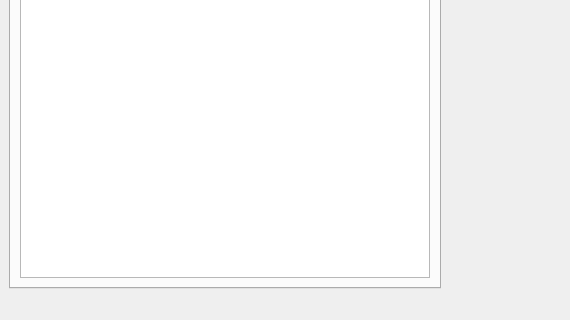
First picture: the form in visbrain/signal/gui/signal_gui.ui, repository EtienneCmb/visbrain, before the edit; both pictures show x 0 to 570 and y 621 to 941 of the 1197 by 941 pixel window.
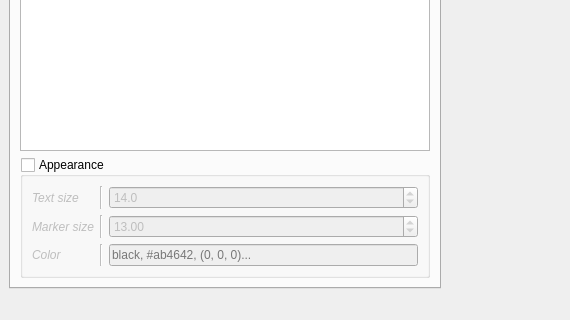
Second picture: the form after the edit. The open tabs and pages were chosen to show the change.

Commit message: improve signal input arguments

The edit to the form file:
```diff
--- a/visbrain/signal/gui/signal_gui.ui
+++ b/visbrain/signal/gui/signal_gui.ui
@@ -2029,6 +2029,114 @@
              </column>
             </widget>
            </item>
+           <item>
+            <widget class="QGroupBox" name="_annot_viz">
+             <property name="title">
+              <string>Appearance</string>
+             </property>
+             <property name="checkable">
+              <bool>true</bool>
+             </property>
+             <property name="checked">
+              <bool>false</bool>
+             </property>
+             <layout class="QGridLayout" name="gridLayout_18">
+              <item row="1" column="1">
+               <widget class="Line" name="line_33">
+                <property name="orientation">
+                 <enum>Qt::Vertical</enum>
+                </property>
+               </widget>
+              </item>
+              <item row="2" column="2">
+               <widget class="QLineEdit" name="_annot_color">
+                <property name="placeholderText">
+                 <string>black, #ab4642, (0, 0, 0)...</string>
+                </property>
+               </widget>
+              </item>
+              <item row="0" column="0">
+               <widget class="QLabel" name="label_35">
+                <property name="font">
+                 <font>
+                  <italic>true</italic>
+                 </font>
+                </property>
+                <property name="text">
+                 <string>Text size</string>
+                </property>
+               </widget>
+              </item>
+              <item row="0" column="2">
+               <widget class="QDoubleSpinBox" name="_annot_txtsz">
+                <property name="decimals">
+                 <number>1</number>
+                </property>
+                <property name="minimum">
+                 <double>1.000000000000000</double>
+                </property>
+                <property name="maximum">
+                 <double>500.000000000000000</double>
+                </property>
+                <property name="value">
+                 <double>14.000000000000000</double>
+                </property>
+               </widget>
+              </item>
+              <item row="2" column="1">
+               <widget class="Line" name="line_35">
+                <property name="orientation">
+                 <enum>Qt::Vertical</enum>
+                </property>
+               </widget>
+              </item>
+              <item row="0" column="1">
+               <widget class="Line" name="line_32">
+                <property name="orientation">
+                 <enum>Qt::Vertical</enum>
+                </property>
+               </widget>
+              </item>
+              <item row="1" column="0">
+               <widget class="QLabel" name="label_38">
+                <property name="font">
+                 <font>
+                  <italic>true</italic>
+                 </font>
+                </property>
+                <property name="text">
+                 <string>Marker size</string>
+                </property>
+               </widget>
+              </item>
+              <item row="2" column="0">
+               <widget class="QLabel" name="label_40">
+                <property name="font">
+                 <font>
+                  <italic>true</italic>
+                 </font>
+                </property>
+                <property name="text">
+                 <string>Color</string>
+                </property>
+               </widget>
+              </item>
+              <item row="1" column="2">
+               <widget class="QDoubleSpinBox" name="_annot_marksz">
+                <property name="minimum">
+                 <double>1.000000000000000</double>
+                </property>
+                <property name="maximum">
+                 <double>500.000000000000000</double>
+                </property>
+                <property name="value">
+                 <double>13.000000000000000</double>
+                </property>
+               </widget>
+              </item>
+             </layout>
+            </widget>
+           </item>
           </layout>
          </widget>
         </widget>
```
Left out of the diff: 285 changed lines with no effect on the pictures. The commit also changes 6 other files.
